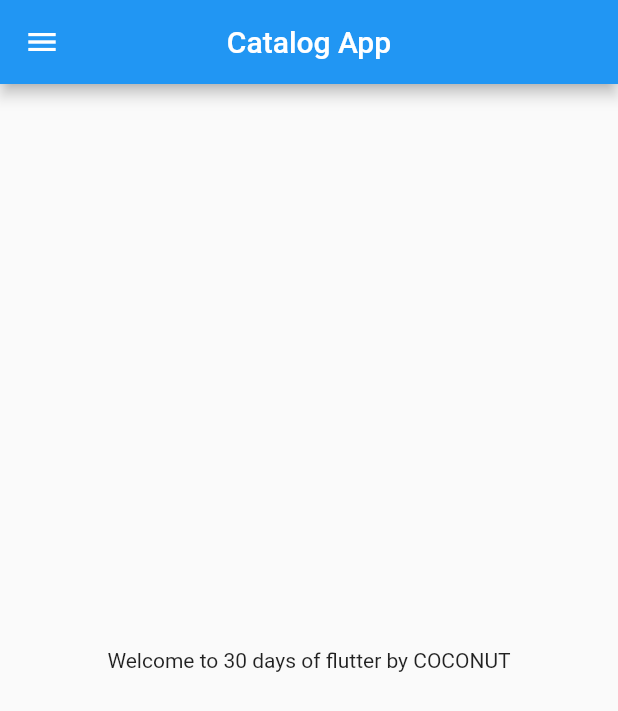
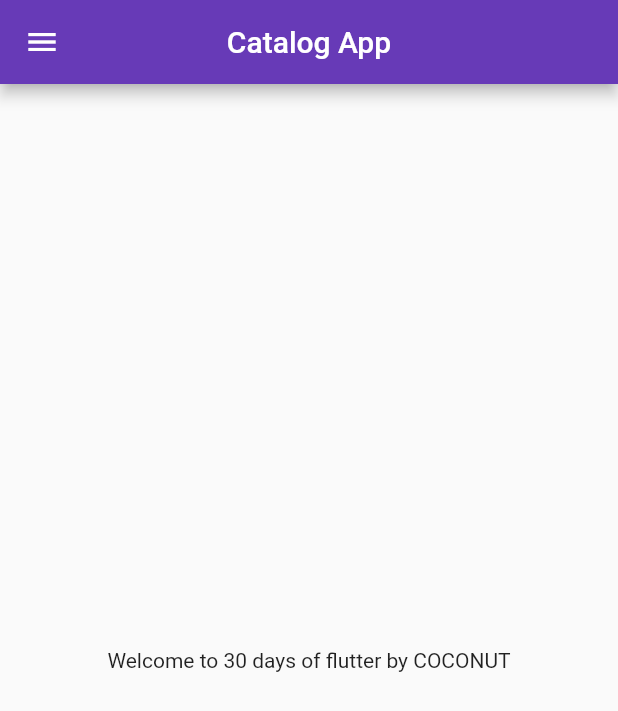
Before and after one commit to PrakharSinghG/Flutter1st, a Flutter app: the screen it shows after launch, on a phone screen of 412 x 824 dp. Shown: the top 711 px of the screen. Run offline on Flutter 3.47's test engine with Material 2 defaults, Android fonts, the phone set to English and light mode, and no system bars.

Commit message:
Day 3 completed

```diff
--- a/lib/main.dart
+++ b/lib/main.dart
@@ -1,5 +1,6 @@
 import 'package:flutter/material.dart';
-import 'package:flutter_demo/home_page.dart';
+import 'package:flutter_demo/pages/home_page.dart';
+import 'package:flutter_demo/pages/login_page.dart';
 
 void main() {
   runApp(MyApp());
@@ -10,6 +11,18 @@ class MyApp extends StatelessWidget {
 
   @override
   Widget build(BuildContext context) {
-    return MaterialApp(home: HomePage());
+    return MaterialApp(
+      themeMode: ThemeMode.light,
+      theme: ThemeData(primarySwatch: Colors.deepPurple),
+      darkTheme: ThemeData(
+        brightness: Brightness.dark,
+      ),
+      initialRoute: "/home",
+      routes: {
+        "/": (context) => LoginPage(),
+        "/home": (context) => HomePage(),
+        "/Login": (context) => LoginPage()
+      },
+    );
   }
 }
```
Also changed, not shown: lib/pages/login_page.dart (added, +16 -0 lines), lib/pages/home_page.dart (renamed from lib/home_page.dart).
